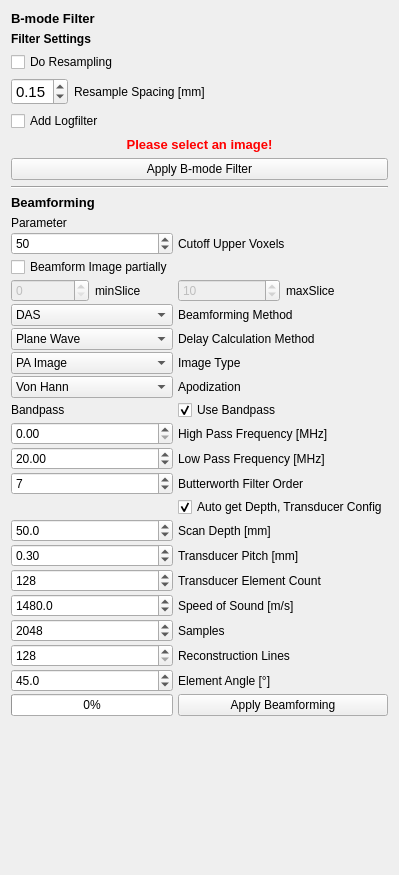
MITK/MITK, file Plugins/org.mitk.gui.qt.photoacoustics.imageprocessing/src/internal/PAImageProcessingControls.ui: the form before one commit.
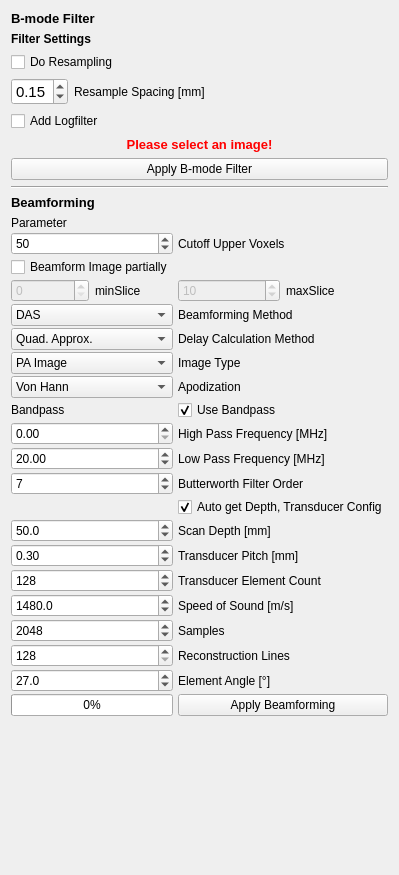
The form after the commit.

```diff
--- a/Plugins/org.mitk.gui.qt.photoacoustics.imageprocessing/src/internal/PAImageProcessingControls.ui
+++ b/Plugins/org.mitk.gui.qt.photoacoustics.imageprocessing/src/internal/PAImageProcessingControls.ui
@@ -350,7 +350,7 @@
             <double>1.000000000000000</double>
            </property>
            <property name="value">
-            <double>45.000000000000000</double>
+            <double>27.000000000000000</double>
            </property>
           </widget>
          </item>
@@ -501,11 +501,6 @@
              <verstretch>0</verstretch>
             </sizepolicy>
            </property>
-           <item>
-            <property name="text">
-             <string>Plane Wave</string>
-            </property>
-           </item>
            <item>
             <property name="text">
              <string>Quad. Approx.</string>
```
